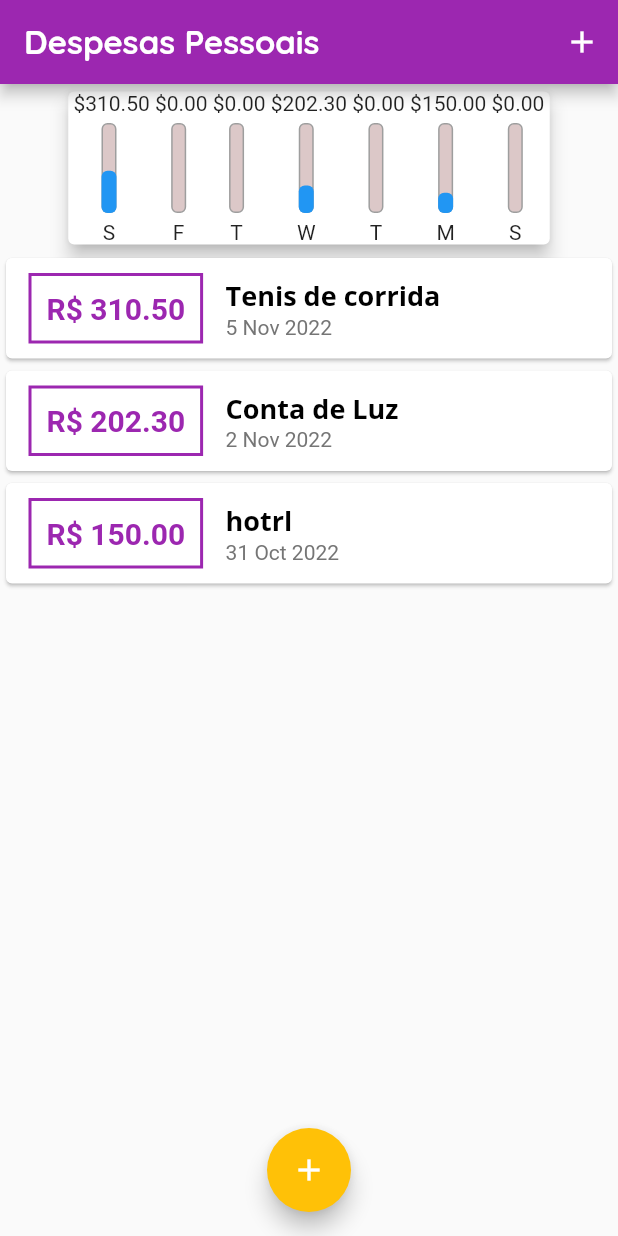
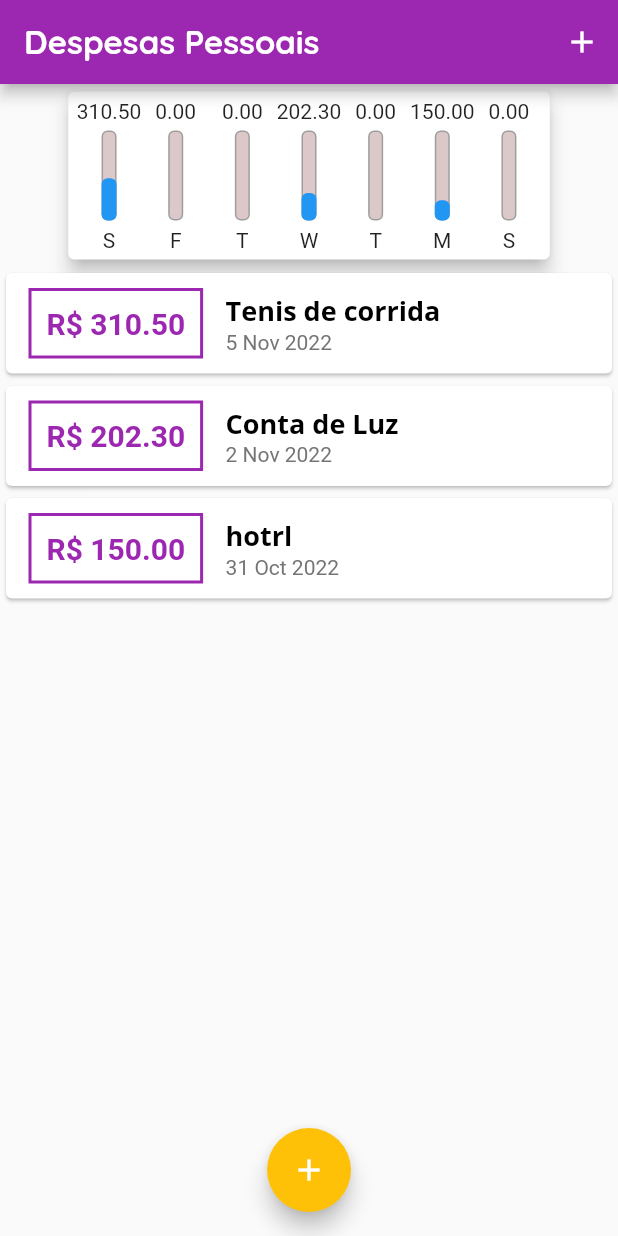
Before and after one commit to frank000/expev, a Flutter app: the screen it shows after launch, on a phone screen of 412 x 824 dp. Run offline on Flutter 3.47's test engine with Material 2 defaults, Android fonts, the phone set to English and light mode, and no system bars.

Commit message:
Alinhamentos usando Flexible, FittedBox e  Padding

```diff
--- a/lib/components/chart.dart
+++ b/lib/components/chart.dart
@@ -44,14 +44,21 @@ class Chart extends StatelessWidget {
       child: SingleChildScrollView(
         child: Container(
           width: 321,
+          child: Padding(
+            padding: EdgeInsets.all(5),
             child: Row(
+              mainAxisAlignment: MainAxisAlignment.spaceAround,
               children: groupedTransactions.map((tr) {
-              return ChartBar(
+                return Flexible(
+                  fit: FlexFit.tight,
+                  child: ChartBar(
                     label: tr['day'].toString(),
                     value: double.parse(tr['value'].toString()),
                     percent: (tr['value'] as double) / _weekTotalValue,
+                  ),
                 );
               }).toList(),
+            ),
           ),
         ),
       ),
--- a/lib/components/chart_bar.dart
+++ b/lib/components/chart_bar.dart
@@ -16,7 +16,7 @@ class ChartBar extends StatelessWidget {
   Widget build(BuildContext context) {
     return Column(
       children: [
-        Text(' \$${value.toStringAsFixed(2)}'),
+        FittedBox(child: Text('${value.toStringAsFixed(2)}')),
         SizedBox(
           height: 5,
         ),
```
Lines whose indentation alone changed are shown as unchanged.
